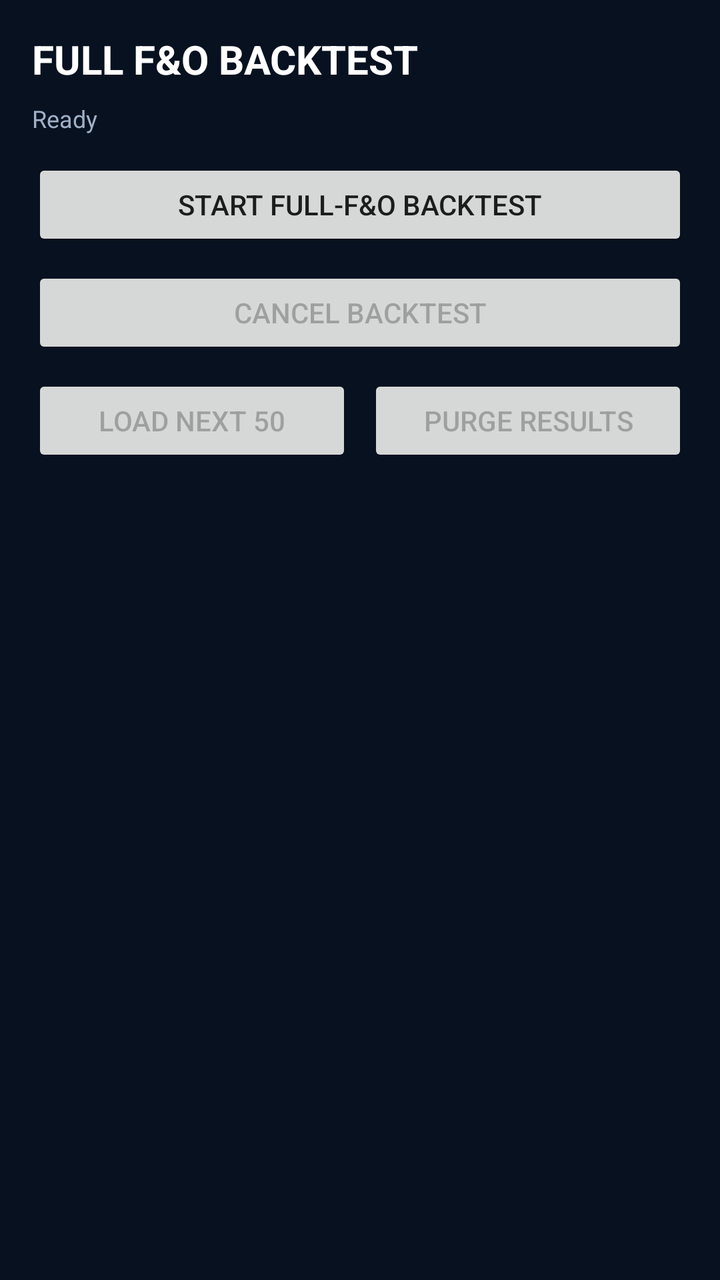
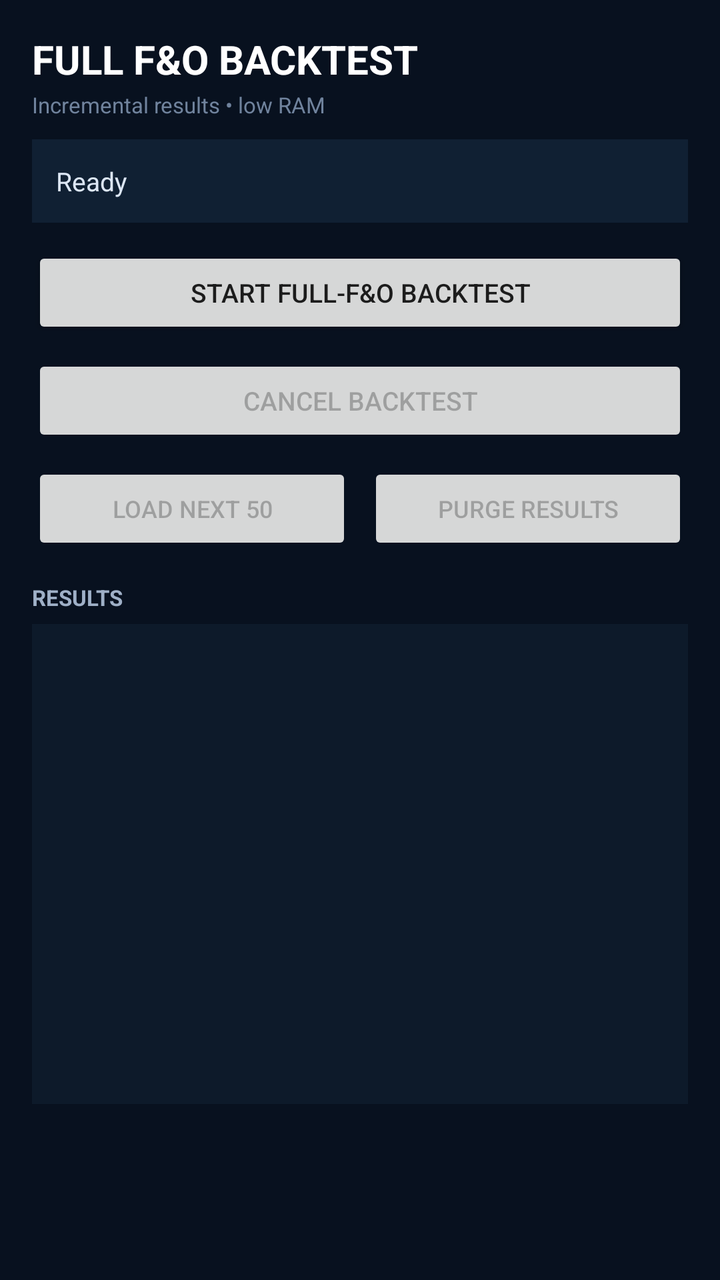

The first picture is an Android layout as it rendered before a commit; the second is the same layout after the commit. The layout source and the unified diff follow.
<!-- AndroidManifest.xml: application theme Theme.AppCompat.DayNight.DarkActionBar -->
<!-- res/layout/activity_full_fno_backtest.xml -->
<?xml version="1.0" encoding="utf-8"?>
<LinearLayout xmlns:android="http://schemas.android.com/apk/res/android" android:layout_width="match_parent" android:layout_height="match_parent" android:orientation="vertical" android:padding="16dp" android:background="#08111F">
    <TextView android:layout_width="wrap_content" android:layout_height="wrap_content" android:text="FULL F&amp;O BACKTEST" android:textColor="#FFFFFF" android:textSize="20sp" android:textStyle="bold" />
    <TextView android:id="@+id/tvFullFnoStatus" android:layout_width="match_parent" android:layout_height="wrap_content" android:layout_marginTop="8dp" android:text="Ready" android:textColor="#9FB0C7" android:textSize="12sp" />
    <Button android:id="@+id/btnFullFnoStart" android:layout_width="match_parent" android:layout_height="46dp" android:layout_marginTop="12dp" android:text="START FULL-F&amp;O BACKTEST" />
    <Button android:id="@+id/btnFullFnoCancel" android:layout_width="match_parent" android:layout_height="46dp" android:layout_marginTop="8dp" android:text="CANCEL BACKTEST" android:enabled="false" />
    <LinearLayout android:layout_width="match_parent" android:layout_height="wrap_content" android:orientation="horizontal" android:layout_marginTop="8dp">
        <Button android:id="@+id/btnFullFnoLoadMore" android:layout_width="0dp" android:layout_height="46dp" android:layout_weight="1" android:text="LOAD NEXT 50" android:enabled="false" />
        <Button android:id="@+id/btnFullFnoPurge" android:layout_width="0dp" android:layout_height="46dp" android:layout_weight="1" android:layout_marginStart="8dp" android:text="PURGE RESULTS" android:enabled="false" />
    </LinearLayout>
    <ScrollView android:layout_width="match_parent" android:layout_height="0dp" android:layout_weight="1" android:layout_marginTop="10dp">
        <TextView android:id="@+id/tvFullFnoResults" android:layout_width="match_parent" android:layout_height="wrap_content" android:textColor="#DCE6F5" android:textSize="12sp" android:fontFamily="monospace" android:padding="8dp" />
    </ScrollView>
</LinearLayout>
<!-- resources referenced by this layout -->
<resources>

</resources>

<!-- the commit's change to res/layout/activity_full_fno_backtest.xml (unified diff, before → after) -->
@@ -1,14 +1,114 @@
 <?xml version="1.0" encoding="utf-8"?>
-<LinearLayout xmlns:android="http://schemas.android.com/apk/res/android" android:layout_width="match_parent" android:layout_height="match_parent" android:orientation="vertical" android:padding="16dp" android:background="#08111F">
-    <TextView android:layout_width="wrap_content" android:layout_height="wrap_content" android:text="FULL F&amp;O BACKTEST" android:textColor="#FFFFFF" android:textSize="20sp" android:textStyle="bold" />
-    <TextView android:id="@+id/tvFullFnoStatus" android:layout_width="match_parent" android:layout_height="wrap_content" android:layout_marginTop="8dp" android:text="Ready" android:textColor="#9FB0C7" android:textSize="12sp" />
-    <Button android:id="@+id/btnFullFnoStart" android:layout_width="match_parent" android:layout_height="46dp" android:layout_marginTop="12dp" android:text="START FULL-F&amp;O BACKTEST" />
-    <Button android:id="@+id/btnFullFnoCancel" android:layout_width="match_parent" android:layout_height="46dp" android:layout_marginTop="8dp" android:text="CANCEL BACKTEST" android:enabled="false" />
-    <LinearLayout android:layout_width="match_parent" android:layout_height="wrap_content" android:orientation="horizontal" android:layout_marginTop="8dp">
-        <Button android:id="@+id/btnFullFnoLoadMore" android:layout_width="0dp" android:layout_height="46dp" android:layout_weight="1" android:text="LOAD NEXT 50" android:enabled="false" />
-        <Button android:id="@+id/btnFullFnoPurge" android:layout_width="0dp" android:layout_height="46dp" android:layout_weight="1" android:layout_marginStart="8dp" android:text="PURGE RESULTS" android:enabled="false" />
+<ScrollView xmlns:android="http://schemas.android.com/apk/res/android"
+    android:layout_width="match_parent"
+    android:layout_height="match_parent"
+    android:fillViewport="true"
+    android:background="#08111F">
+
+    <LinearLayout
+        android:layout_width="match_parent"
+        android:layout_height="wrap_content"
+        android:orientation="vertical"
+        android:padding="16dp">
+
+        <TextView
+            android:layout_width="wrap_content"
+            android:layout_height="wrap_content"
+            android:text="FULL F&amp;O BACKTEST"
+            android:textColor="#FFFFFF"
+            android:textSize="20sp"
+            android:textStyle="bold" />
+
+        <TextView
+            android:layout_width="wrap_content"
+            android:layout_height="wrap_content"
+            android:layout_marginTop="2dp"
+            android:text="Incremental results • low RAM"
+            android:textColor="#70839D"
+            android:textSize="11sp" />
+
+        <TextView
+            android:id="@+id/tvFullFnoStatus"
+            android:layout_width="match_parent"
+            android:layout_height="wrap_content"
+            android:layout_marginTop="10dp"
+            android:background="#102033"
+            android:padding="12dp"
+            android:text="Ready"
+            android:textColor="#DCE6F5"
+            android:textSize="13sp" />
+
+        <ProgressBar
+            android:id="@+id/progressFullFno"
+            android:layout_width="match_parent"
+            android:layout_height="4dp"
+            android:layout_marginTop="6dp"
+            android:indeterminate="true"
+            android:visibility="gone" />
+
+        <Button
+            android:id="@+id/btnFullFnoStart"
+            android:layout_width="match_parent"
+            android:layout_height="46dp"
+            android:layout_marginTop="12dp"
+            android:text="START FULL-F&amp;O BACKTEST"
+            android:textSize="13sp" />
+
+        <Button
+            android:id="@+id/btnFullFnoCancel"
+            android:layout_width="match_parent"
+            android:layout_height="46dp"
+            android:layout_marginTop="8dp"
+            android:text="CANCEL BACKTEST"
+            android:textSize="13sp"
+            android:enabled="false" />
+
+        <LinearLayout
+            android:layout_width="match_parent"
+            android:layout_height="wrap_content"
+            android:layout_marginTop="8dp"
+            android:orientation="horizontal">
+
+            <Button
+                android:id="@+id/btnFullFnoLoadMore"
+                android:layout_width="0dp"
+                android:layout_height="46dp"
+                android:layout_weight="1"
+                android:text="LOAD NEXT 50"
+                android:textSize="12sp"
+                android:enabled="false" />
+
+            <Button
+                android:id="@+id/btnFullFnoPurge"
+                android:layout_width="0dp"
+                android:layout_height="46dp"
+                android:layout_marginStart="8dp"
+                android:layout_weight="1"
+                android:text="PURGE RESULTS"
+                android:textSize="12sp"
+                android:enabled="false" />
+        </LinearLayout>
+
+        <TextView
+            android:layout_width="wrap_content"
+            android:layout_height="wrap_content"
+            android:layout_marginTop="14dp"
+            android:text="RESULTS"
+            android:textColor="#9FB0C7"
+            android:textSize="11sp"
+            android:textStyle="bold" />
+
+        <TextView
+            android:id="@+id/tvFullFnoResults"
+            android:layout_width="match_parent"
+            android:layout_height="wrap_content"
+            android:layout_marginTop="6dp"
+            android:background="#0D1A2A"
+            android:padding="10dp"
+            android:textColor="#DCE6F5"
+            android:textSize="12sp"
+            android:fontFamily="monospace"
+            android:minHeight="240dp" />
+
     </LinearLayout>
-    <ScrollView android:layout_width="match_parent" android:layout_height="0dp" android:layout_weight="1" android:layout_marginTop="10dp">
-        <TextView android:id="@+id/tvFullFnoResults" android:layout_width="match_parent" android:layout_height="wrap_content" android:textColor="#DCE6F5" android:textSize="12sp" android:fontFamily="monospace" android:padding="8dp" />
-    </ScrollView>
-</LinearLayout>
+</ScrollView>
